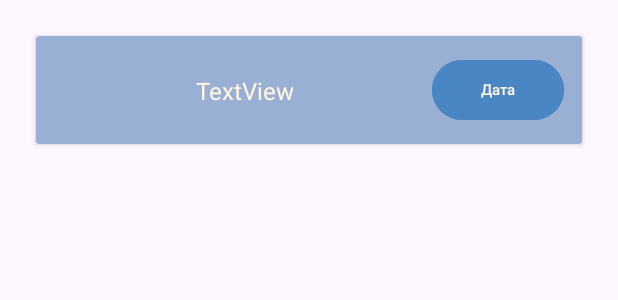
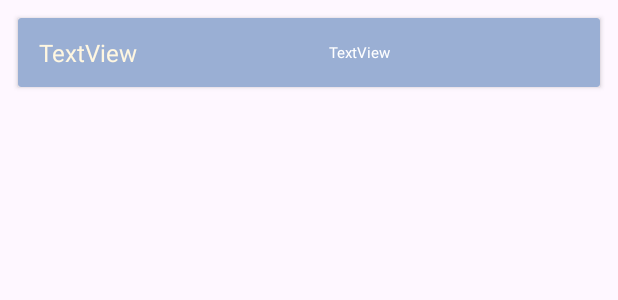
Before and after one commit to glindaqu/pocket-journal, an Android app: the layout section_row.xml on its own in the app's theme, with its tools: preview values and no code run, on a phone screen of 412 x 824 dp. Shown: the top 300 px of the screen. Run offline under Robolectric (Android 15) with nearby library versions, the phone set to English and light mode, and no system bars.

Commit message:
change filled satate add

```diff
--- a/app/src/main/java/com/linkqw/diary/JournalView.java
+++ b/app/src/main/java/com/linkqw/diary/JournalView.java
@@ -64,7 +64,8 @@ public class JournalView extends AppCompatActivity {
 
         fillArrays();
         customAdapter = new JournalSectionAdapter(JournalView.this, firstname,
-                lastname, status, title, settings.getBoolean("isLastFirst", false));
+                lastname, status, title, settings.getBoolean("isLastFirst", false),
+                getIntent().getExtras().getString("date"));
         recyclerView.setAdapter(customAdapter);
         recyclerView.setLayoutManager(new LinearLayoutManager(JournalView.this));
     }
--- a/app/src/main/java/com/linkqw/diary/MainActivity.java
+++ b/app/src/main/java/com/linkqw/diary/MainActivity.java
@@ -53,7 +53,7 @@ public class MainActivity extends AppCompatActivity {
             }
         }
         if (ready) {
-            Intent intent = new Intent(MainActivity.this, FillList.class);
+            Intent intent = new Intent(MainActivity.this, SubjectPick.class);
             String d = ((Button)findViewById(R.id.date)).getText().toString();
             intent.putExtra("date", d);
             startActivity(intent);
--- a/app/src/main/java/com/linkqw/diary/SubjectPick.java
+++ b/app/src/main/java/com/linkqw/diary/SubjectPick.java
@@ -60,7 +60,7 @@ public class SubjectPick extends AppCompatActivity {
     }
 
     public void startFill(View view) {
-        Intent intent = new Intent(SubjectPick.this, FillStates.class);
+        Intent intent = new Intent(SubjectPick.this, FillList.class);
         intent.putExtra("subject", ((Button)view).getText().toString());
         intent.putExtra("date", date);
         startActivity(intent);
--- a/app/src/main/java/com/linkqw/diary/additional/JournalSectionAdapter.java
+++ b/app/src/main/java/com/linkqw/diary/additional/JournalSectionAdapter.java
@@ -22,6 +22,7 @@ public class JournalSectionAdapter
     ArrayList<ArrayList<String>> firstname, lastname, status;
     ArrayList<String> title;
     Boolean isLastFirst = false;
+    String date;
 
     @NonNull
     @Override
@@ -37,7 +38,7 @@ public class JournalSectionAdapter
         holder.title.setText(title.get(position));
 
         SectionAdapter adapter = new SectionAdapter(this.context, firstname.get(position),
-                lastname.get(position), status.get(position), isLastFirst);
+                lastname.get(position), status.get(position), isLastFirst, position, date);
         holder.list.setAdapter(adapter);
         holder.list.setLayoutManager(new LinearLayoutManager(this.context));
     }
@@ -62,12 +63,13 @@ public class JournalSectionAdapter
     public JournalSectionAdapter(Context context, ArrayList<ArrayList<String>> f,
                                  ArrayList<ArrayList<String>> l,
                                  ArrayList<ArrayList<String>> status, ArrayList<String> title,
-                                 Boolean isLastFirst) {
+                                 Boolean isLastFirst, String date) {
         this.context = context;
         this.lastname = l;
         this.firstname = f;
         this.status = status;
         this.title = title;
         this.isLastFirst = isLastFirst;
+        this.date = date;
     }
 }
--- a/app/src/main/res/layout/section_row.xml
+++ b/app/src/main/res/layout/section_row.xml
@@ -8,9 +8,10 @@
 
 
     <androidx.cardview.widget.CardView
+        android:id="@+id/SectionAdapterItem"
         android:layout_width="match_parent"
         android:layout_height="wrap_content"
-        android:layout_margin="24dp"
+        android:layout_margin="12dp"
         android:background="@color/bgBlue"
         android:backgroundTint="@color/bgBlue">
 
@@ -21,21 +22,17 @@
             android:layout_marginLeft="2dp"
             android:padding="12dp">
 
-            <Button
-                android:id="@+id/statusEdit"
+            <TextView
+                android:id="@+id/SectionAdapterItemStatus"
                 android:layout_width="wrap_content"
                 android:layout_height="wrap_content"
-                android:width="25dp"
-                android:height="0dp"
-                android:backgroundTint="@color/darkBlue"
-                android:onClick="startFill"
-                android:text="Дата"
-                android:textColor="@color/bisque"
-                android:textSize="10sp"
+                android:text="TextView"
+                android:textColor="#FFFFFF"
+                android:textSize="10dp"
                 app:layout_constraintBottom_toBottomOf="parent"
                 app:layout_constraintEnd_toEndOf="parent"
-                app:layout_constraintTop_toTopOf="parent"
-                tools:ignore="UsingOnClickInXml" />
+                app:layout_constraintStart_toEndOf="@+id/personName"
+                app:layout_constraintTop_toTopOf="parent" />
 
             <TextView
                 android:id="@+id/personName"
@@ -45,20 +42,8 @@
                 android:textColor="@color/bisque"
                 android:textSize="16sp"
                 app:layout_constraintBottom_toBottomOf="parent"
-                app:layout_constraintEnd_toStartOf="@+id/statusEdit"
                 app:layout_constraintStart_toStartOf="parent"
                 app:layout_constraintTop_toTopOf="parent" />
-
-            <TextView
-                android:id="@+id/id_section_row"
-                android:layout_width="wrap_content"
-                android:layout_height="wrap_content"
-                android:text="TextView"
-                android:textColor="#00FFFFFF"
-                app:layout_constraintBottom_toBottomOf="@+id/statusEdit"
-                app:layout_constraintEnd_toEndOf="@+id/statusEdit"
-                app:layout_constraintStart_toStartOf="@+id/statusEdit"
-                app:layout_constraintTop_toTopOf="@+id/statusEdit" />
 
         </androidx.constraintlayout.widget.ConstraintLayout>
 
```
Also changed, not shown: app/src/main/java/com/linkqw/diary/additional/SectionAdapter.java (+38 -9 lines), app/src/main/java/com/linkqw/diary/database/UsersHelper.java (+14 -4 lines).
